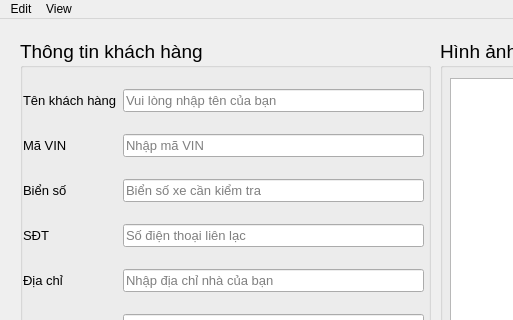
Before: the Qt Designer form GUI/GUIinput.ui in Phamthinh02/Luan_van, drawn with Qt 5; both pictures show x 0 to 513 and y 0 to 320 of the 1173 by 796 pixel window.
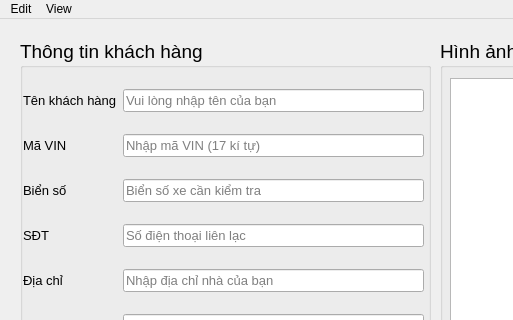
After: the same form once the commit is applied.

The edit to the form file:
```diff
--- a/GUI/GUIinput.ui
+++ b/GUI/GUIinput.ui
@@ -240,7 +240,7 @@
          </font>
         </property>
         <property name="placeholderText">
-         <string>Nhập mã VIN</string>
+         <string>Nhập mã VIN (17 kí tự)</string>
         </property>
         <property name="clearButtonEnabled">
          <bool>true</bool>
```
